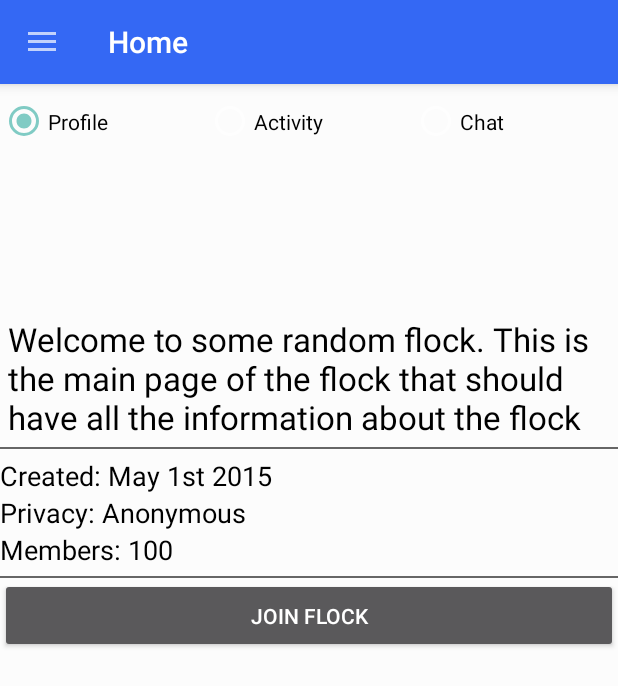
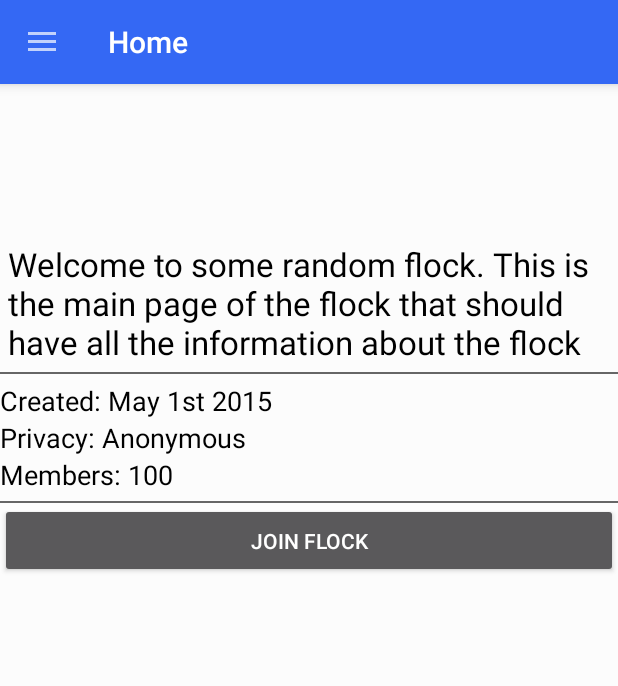
Before and after one commit to JMtorii/Geese-Android, an Android app: the fragment FlockFragment placed in its activity, on a phone screen of 412 x 824 dp. Shown: the top 686 px of the screen. Run offline under Robolectric (Android 15) with nearby library versions, the phone set to English and light mode, and no system bars; 5 statements that could not run were skipped.

Commit message:
Setting up for view pager in flock

```diff
--- a/app/src/main/res/layout/fragment_flock.xml
+++ b/app/src/main/res/layout/fragment_flock.xml
@@ -6,39 +6,39 @@
     android:weightSum="1"
     android:id="@+id/flock_linear_layout">
 
-    <RadioGroup
-        android:layout_width="fill_parent"
-        android:layout_height="50dp"
-        android:layout_gravity="center_horizontal|top"
-        android:weightSum="3"
-        android:id="@+id/flock_radio_group"
-        android:orientation="horizontal">
+    <!--<RadioGroup-->
+        <!--android:layout_width="fill_parent"-->
+        <!--android:layout_height="50dp"-->
+        <!--android:layout_gravity="center_horizontal|top"-->
+        <!--android:weightSum="3"-->
+        <!--android:id="@+id/flock_radio_group"-->
+        <!--android:orientation="horizontal">-->
 
-        <RadioButton
-            android:layout_width="0dp"
-            android:layout_height="match_parent"
-            android:text="Profile"
-            android:id="@+id/flock_profile_button"
-            android:textColor="#000000"
-            android:layout_weight="1" />
+        <!--<RadioButton-->
+            <!--android:layout_width="0dp"-->
+            <!--android:layout_height="match_parent"-->
+            <!--android:text="Profile"-->
+            <!--android:id="@+id/flock_profile_button"-->
+            <!--android:textColor="#000000"-->
+            <!--android:layout_weight="1" />-->
 
-        <RadioButton
-            android:layout_width="0dp"
-            android:layout_height="match_parent"
-            android:text="Activity"
-            android:id="@+id/flock_activity_button"
-            android:textColor="#000000"
-            android:layout_weight="1" />
+        <!--<RadioButton-->
+            <!--android:layout_width="0dp"-->
+            <!--android:layout_height="match_parent"-->
+            <!--android:text="Activity"-->
+            <!--android:id="@+id/flock_activity_button"-->
+            <!--android:textColor="#000000"-->
+            <!--android:layout_weight="1" />-->
 
-        <RadioButton
-            android:layout_width="0dp"
-            android:layout_height="match_parent"
-            android:text="Chat"
-            android:id="@+id/flock_chat_button"
-            android:textColor="#000000"
-            android:layout_weight="1" />
+        <!--<RadioButton-->
+            <!--android:layout_width="0dp"-->
+            <!--android:layout_height="match_parent"-->
+            <!--android:text="Chat"-->
+            <!--android:id="@+id/flock_chat_button"-->
+            <!--android:textColor="#000000"-->
+            <!--android:layout_weight="1" />-->
 
-    </RadioGroup>
+    <!--</RadioGroup>-->
 
 
 </LinearLayout>
```
Also changed, not shown: app/src/main/java/com/teamawesome/geese/fragment/FlockFragment.java (+37 -52 lines), app/src/main/res/layout/debug_activity_view_pager.xml (+0 -64 lines).
